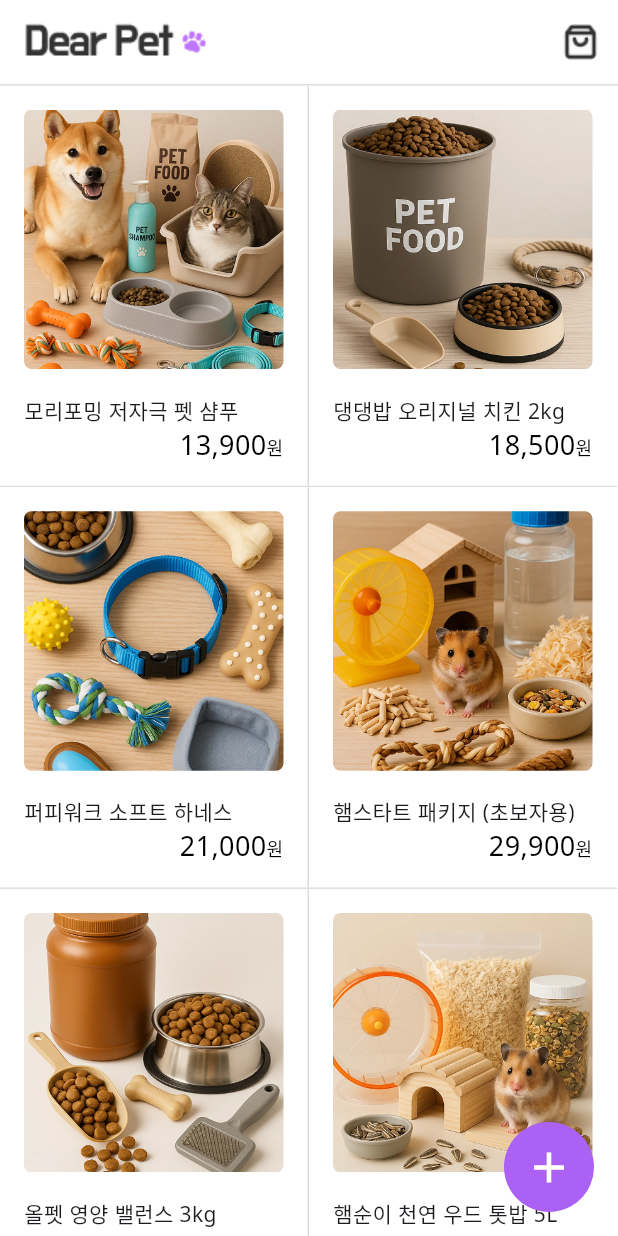
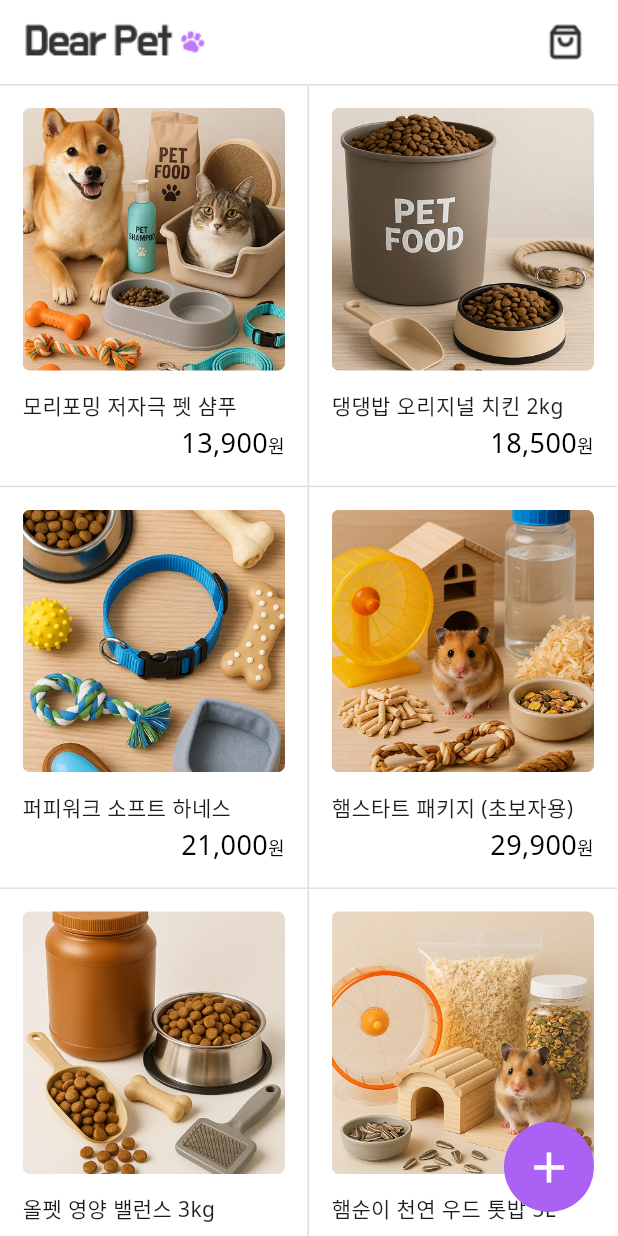
Before and after one commit to 1joGoodNight/flutter_dear_pet, a Flutter app: the screen it shows after launch, on a phone screen of 412 x 824 dp. Run offline on Flutter 3.47's test engine with Material 3 defaults, Android fonts, the phone set to English and light mode, and no system bars; our stand-ins replace image_picker, sqflite; accounts and stored records are empty; project files that could hold a hidden picture were left out.

Commit message:
fix: appbar, listpage간격수정/이미지 크기 수정

```diff
--- a/lib/app_bar.dart
+++ b/lib/app_bar.dart
@@ -1,4 +1,5 @@
 import 'package:flutter/material.dart';
+import 'package:flutter_dear_pet/cartpage/cart_page.dart';
 
 AppBar appBar(BuildContext context) {
   return AppBar(
@@ -10,22 +11,28 @@ AppBar appBar(BuildContext context) {
               Navigator.pop(context);
             },
             child: Container(
-                height: 50,
-                width: 50,
-                padding: EdgeInsets.all(13),
+                padding: EdgeInsets.fromLTRB(10, 0, 0, 0),
                 color: Colors.transparent,
-                child: Image.asset("assets/images/icon_left.png")),
+                child: Image.asset("assets/images/icon_left.png",)),
           ),
+    leadingWidth: 38,
     backgroundColor: Colors.white,
-    title: Image.asset("assets/images/logo.png"),
+    title: SizedBox(
+        width: 127,
+        child: Image.asset(
+          "assets/images/logo.png",
+        )),
     centerTitle: false,
     actions: [
       GestureDetector(
-        onTap: () {},
+        onTap: () {
+          Navigator.push(
+              context, MaterialPageRoute(builder: (_) => CartPage()));
+        },
         child: Container(
             height: 50,
             width: 50,
-            padding: EdgeInsets.all(13),
+            padding: EdgeInsets.fromLTRB(0, 0, 20, 0),
             color: Colors.transparent,
             child: Image.asset("assets/images/icon_shopping_bag.png")),
       )
--- a/lib/list_page.dart
+++ b/lib/list_page.dart
@@ -92,10 +92,12 @@ class _ListPageState extends State<ListPage> {
                     },
                     child: Container(
                       child: Padding(
-                        padding: const EdgeInsets.all(16.0),
+                        padding: const EdgeInsets.all(15),
                         child: Column(
                           children: [
-                            ClipRRect(
+                            AspectRatio(
+                              aspectRatio: 1,
+                              child: ClipRRect(
                                   borderRadius:
                                       const BorderRadius.all(Radius.circular(5)),
                                   child: product.imgpath.startsWith("assets")
@@ -109,8 +111,9 @@ class _ListPageState extends State<ListPage> {
                                           File(product.imgpath),
                                           fit: BoxFit.cover,
                                         )),
+                            ),
                             SizedBox(
-                              height: 17,
+                              height: 13,
                             ),
                             SizedBox(
                               width: double.infinity,
@@ -124,6 +127,7 @@ class _ListPageState extends State<ListPage> {
                                     fontWeight: FontWeight.w400),
                               ),
                             ),
+                            SizedBox(height: 2,),
                             SizedBox(
                               width: double.infinity,
                               child: Text.rich(
--- a/lib/main.dart
+++ b/lib/main.dart
@@ -1,5 +1,4 @@
 import 'package:flutter/material.dart';
-import 'package:flutter_dear_pet/addpage/goods_add_page.dart';
 import 'package:flutter_dear_pet/list_page.dart';
 
 void main() {
```
Lines whose indentation alone changed are shown as unchanged.
